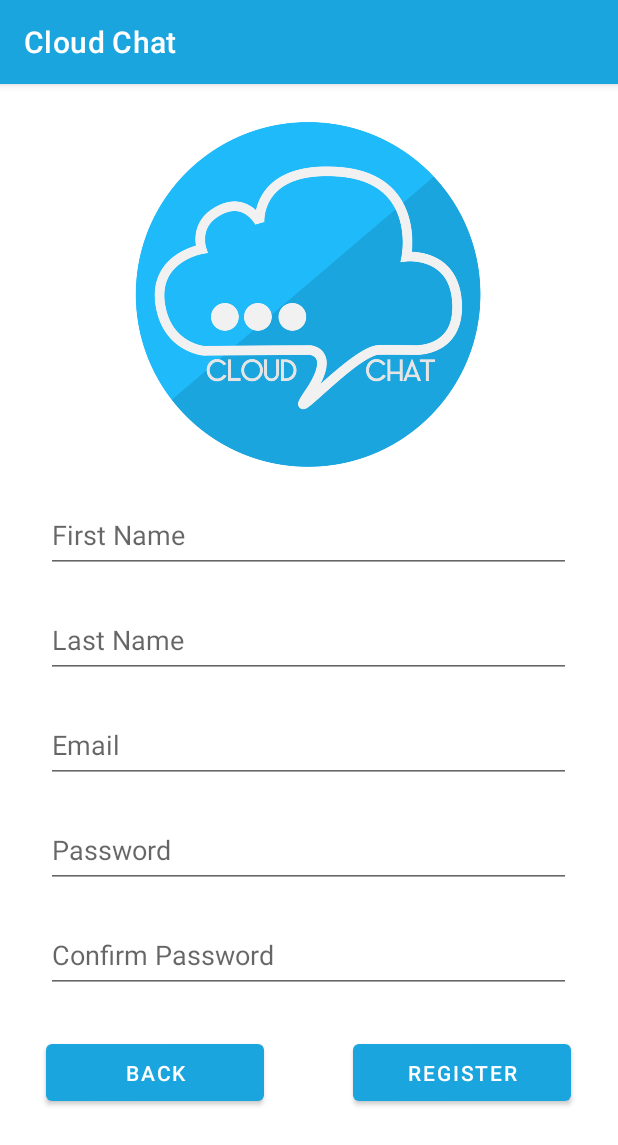
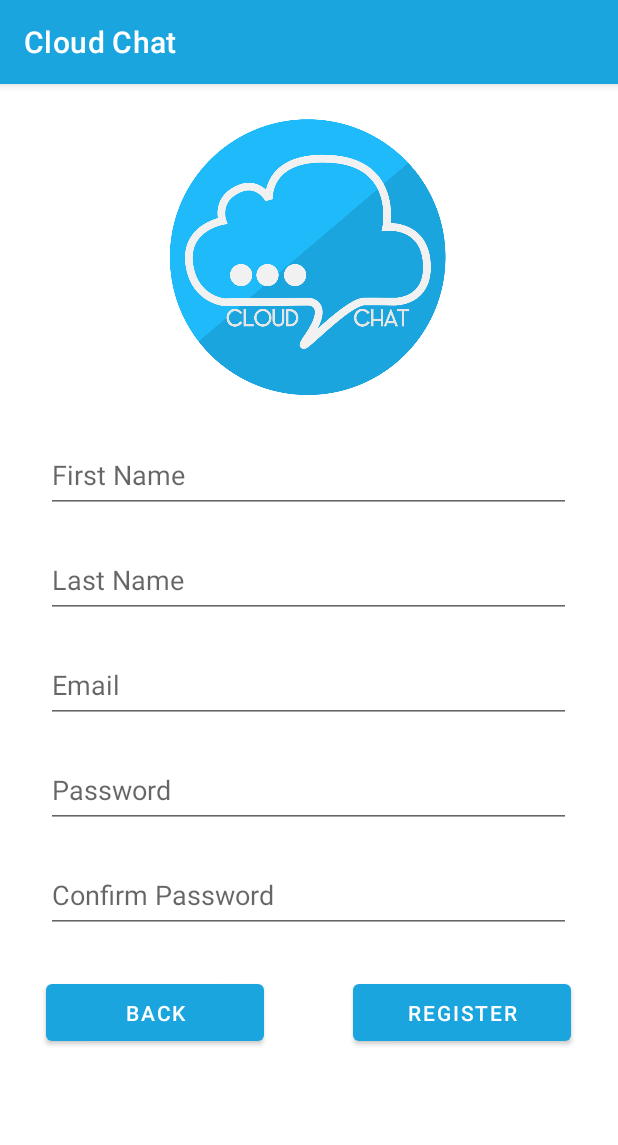
Before and after one commit to cadereynoldson/450GroupProject, an Android app: the RegisterFragment screen opened through its navigation route, on a phone screen of 412 x 824 dp. Shown: the top 1145 px of the screen. Run offline under Robolectric (Android 15) with nearby library versions, the phone set to English and light mode, and no system bars.

Commit message:
Navigation between register and sign in now implemented.

```diff
--- a/app/src/main/java/com/example/groupproject_g3/authorization/fragments/RegisterFragment.java
+++ b/app/src/main/java/com/example/groupproject_g3/authorization/fragments/RegisterFragment.java
@@ -2,13 +2,17 @@ package com.example.groupproject_g3.authorization.fragments;
 
 import android.os.Bundle;
 
+import androidx.annotation.NonNull;
+import androidx.annotation.Nullable;
 import androidx.fragment.app.Fragment;
+import androidx.navigation.Navigation;
 
 import android.view.LayoutInflater;
 import android.view.View;
 import android.view.ViewGroup;
 
 import com.example.groupproject_g3.R;
+import com.example.groupproject_g3.databinding.FragmentRegisterBinding;
 
 /**
  * A simple {@link Fragment} subclass.
@@ -16,11 +20,31 @@ import com.example.groupproject_g3.R;
  */
 public class RegisterFragment extends Fragment {
 
+    private FragmentRegisterBinding binding;
+
+    public RegisterFragment() {
+
+    }
+
+    @Override
+    public void onViewCreated(@NonNull View view, @Nullable Bundle savedInstanceState) {
+        super.onViewCreated(view, savedInstanceState);
+        binding.buttonRegisterBack.setOnClickListener(button -> {
+            Navigation.findNavController(getView()).navigate(
+                    RegisterFragmentDirections.actionRegisterFragmentToSignInFragment());
+        });
+        binding.buttonRegister.setOnClickListener(this::attemptRegister);
+    }
+
+    private void attemptRegister(final View button) {
+        //TODO: Attempt to register this user.
+
+    }
 
     @Override
     public View onCreateView(LayoutInflater inflater, ViewGroup container,
                              Bundle savedInstanceState) {
-        // Inflate the layout for this fragment
-        return inflater.inflate(R.layout.fragment_register, container, false);
+        binding = FragmentRegisterBinding.inflate(inflater, container, false);
+        return binding.getRoot();
     }
 }
--- a/app/src/main/java/com/example/groupproject_g3/authorization/fragments/SignInFragment.java
+++ b/app/src/main/java/com/example/groupproject_g3/authorization/fragments/SignInFragment.java
@@ -2,13 +2,17 @@ package com.example.groupproject_g3.authorization.fragments;
 
 import android.os.Bundle;
 
+import androidx.annotation.NonNull;
+import androidx.annotation.Nullable;
 import androidx.fragment.app.Fragment;
+import androidx.navigation.Navigation;
 
 import android.view.LayoutInflater;
 import android.view.View;
 import android.view.ViewGroup;
 
 import com.example.groupproject_g3.R;
+import com.example.groupproject_g3.databinding.FragmentSignInBinding;
 
 /**
  * A fragment for signing into the application.
@@ -16,16 +20,41 @@ import com.example.groupproject_g3.R;
  */
 public class SignInFragment extends Fragment {
 
+    /** Binding for the fragment. Allows for direct reference of fragment components. */
+    private FragmentSignInBinding binding;
+
     public SignInFragment() {
         // Required empty public constructor
     }
 
-
-
     @Override
     public View onCreateView(LayoutInflater inflater, ViewGroup container,
                              Bundle savedInstanceState) {
-        // Inflate the layout for this fragment
-        return inflater.inflate(R.layout.fragment_sign_in, container, false);
+        binding = FragmentSignInBinding.inflate(inflater, container, false);
+        return binding.getRoot();
+    }
+
+    @Override
+    public void onViewCreated(@NonNull View view, @Nullable Bundle savedInstanceState) {
+        super.onViewCreated(view, savedInstanceState);
+        binding.buttonSignin.setOnClickListener(this::attemptSignIn);
+        binding.buttonSigninRegister.setOnClickListener(button -> {
+            Navigation.findNavController(getView()).navigate( //Nav to register fragment.
+                    SignInFragmentDirections.actionSignInFragmentToRegisterFragment()
+            );
+        });
+        SignInFragmentArgs args = SignInFragmentArgs.fromBundle(getArguments());
+        binding.textSigninEmail.setText(args.getEmail().equals("default") ? "" : args.getEmail());
+        binding.textSigninPassword.setText(args.getPassword().equals("default") ? "" : args.getPassword());
+    }
+
+    /**
+     * Attempt to sign into the application. Will set invalid warnings accordingly if there are
+     * invalid inputs or sign in fails.
+     * @param button the button calling this method.
+     */
+    private void attemptSignIn(final View button) {
+
+        //TODO: Attempt to sign in to the application.
     }
 }
--- a/app/src/main/res/layout/fragment_register.xml
+++ b/app/src/main/res/layout/fragment_register.xml
@@ -11,7 +11,7 @@
         android:id="@+id/text_register_first_name"
         android:layout_width="@dimen/auth_textEdit_width"
         android:layout_height="@dimen/auth_textEdit_height"
-        android:layout_marginTop="276dp"
+        android:layout_marginTop="236dp"
         android:ems="10"
         android:hint="@string/auth_first_name"
         android:inputType="textPersonName"
@@ -92,8 +92,8 @@
 
     <ImageView
         android:id="@+id/logo_register_cloudChat"
-        android:layout_width="250dp"
-        android:layout_height="250dp"
+        android:layout_width="200dp"
+        android:layout_height="200dp"
         android:layout_marginTop="16dp"
         android:scaleType="fitCenter"
         android:src="@drawable/logo_cloud_chat"
--- a/app/src/main/res/layout/fragment_sign_in.xml
+++ b/app/src/main/res/layout/fragment_sign_in.xml
@@ -17,6 +17,7 @@
         android:ems="10"
         android:hint="@string/auth_password"
         android:inputType="textPassword"
+        android:text="@string/auth_dummy_password"
         app:layout_constraintEnd_toEndOf="parent"
         app:layout_constraintStart_toStartOf="parent"
         app:layout_constraintTop_toBottomOf="@+id/text_signin_email" />
@@ -31,6 +32,7 @@
         android:ems="10"
         android:hint="@string/auth_email"
         android:inputType="textEmailAddress"
+        android:text="@string/auth_dummy_email"
         app:layout_constraintEnd_toEndOf="parent"
         app:layout_constraintStart_toStartOf="parent"
         app:layout_constraintTop_toTopOf="parent" />
--- a/app/src/main/res/navigation/auth_nav.xml
+++ b/app/src/main/res/navigation/auth_nav.xml
@@ -16,6 +16,14 @@
         <action
             android:id="@+id/action_signInFragment_to_registerFragment"
             app:destination="@id/registerFragment" />
+        <argument
+            android:name="email"
+            app:argType="string"
+            android:defaultValue="default" />
+        <argument
+            android:name="password"
+            app:argType="string"
+            android:defaultValue="default" />
     </fragment>
     <activity
         android:id="@+id/mainActivity"
--- a/app/src/main/res/values/strings.xml
+++ b/app/src/main/res/values/strings.xml
@@ -14,6 +14,9 @@
     <string name="auth_confirm_password">Confirm Password</string>
     <string name="auth_back">Back</string>
 
+    <string name="auth_dummy_email">fakeEmail@email.com</string>
+    <string name="auth_dummy_password">12345</string>
+
     <!--
     This string is used for square devices and overridden by hello_world in
     values-round/strings.xml for round devices.
```
